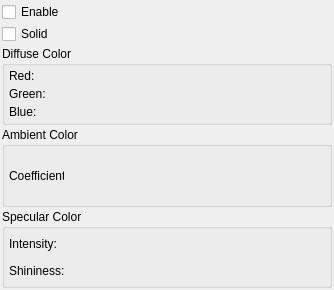
The window that src/Interface/Application/TransferFunctionFeatureWidget.ui (jessdtate/Seg3D) describes before a commit, drawn with Qt 5.
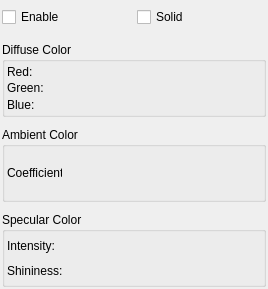
The same window after the commit. Custom widgets are drawn as their Qt base class.

Patch:
```diff
--- a/src/Interface/Application/TransferFunctionFeatureWidget.ui
+++ b/src/Interface/Application/TransferFunctionFeatureWidget.ui
@@ -6,8 +6,8 @@
    <rect>
     <x>0</x>
     <y>0</y>
-    <width>334</width>
-    <height>290</height>
+    <width>268</width>
+    <height>289</height>
    </rect>
   </property>
   <property name="windowTitle">
@@ -15,10 +15,31 @@
   </property>
   <layout class="QVBoxLayout" name="verticalLayout">
    <property name="spacing">
-    <number>2</number>
+    <number>10</number>
    </property>
    <property name="margin">
     <number>2</number>
+   </property>
+   <item>
+    <widget class="QWidget" name="widget" native="true">
+     <property name="sizePolicy">
+      <sizepolicy hsizetype="Preferred" vsizetype="Fixed">
+       <horstretch>0</horstretch>
+       <verstretch>0</verstretch>
+      </sizepolicy>
+     </property>
+     <property name="minimumSize">
+      <size>
+       <width>0</width>
+       <height>30</height>
+      </size>
+     </property>
+     <layout class="QHBoxLayout" name="horizontalLayout_6">
+      <property name="spacing">
+       <number>6</number>
+      </property>
+      <property name="margin">
+       <number>0</number>
    </property>
    <item>
     <widget class="QCheckBox" name="enable_checkbox_">
@@ -34,6 +55,9 @@
      </property>
     </widget>
    </item>
+     </layout>
+    </widget>
+   </item>
    <item>
     <widget class="QGroupBox" name="color_groupbox_">
      <property name="title">
@@ -43,16 +67,7 @@
       <property name="spacing">
        <number>2</number>
       </property>
-      <property name="leftMargin">
-       <number>4</number>
-      </property>
-      <property name="topMargin">
-       <number>2</number>
-      </property>
-      <property name="rightMargin">
-       <number>2</number>
-      </property>
-      <property name="bottomMargin">
+      <property name="margin">
        <number>2</number>
       </property>
       <item>
@@ -163,16 +178,7 @@
       <property name="spacing">
        <number>2</number>
       </property>
-      <property name="leftMargin">
-       <number>4</number>
-      </property>
-      <property name="topMargin">
-       <number>2</number>
-      </property>
-      <property name="rightMargin">
-       <number>2</number>
-      </property>
-      <property name="bottomMargin">
+      <property name="margin">
        <number>2</number>
       </property>
       <item>
@@ -219,16 +225,7 @@
       <property name="spacing">
        <number>2</number>
       </property>
-      <property name="leftMargin">
-       <number>4</number>
-      </property>
-      <property name="topMargin">
-       <number>2</number>
-      </property>
-      <property name="rightMargin">
-       <number>2</number>
-      </property>
-      <property name="bottomMargin">
+      <property name="margin">
        <number>2</number>
       </property>
       <item>
```
Lines whose indentation alone changed are shown as unchanged.
